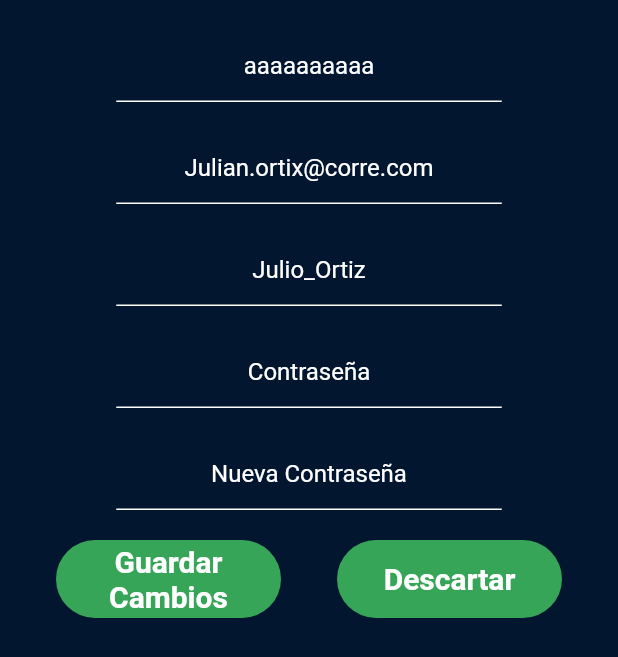
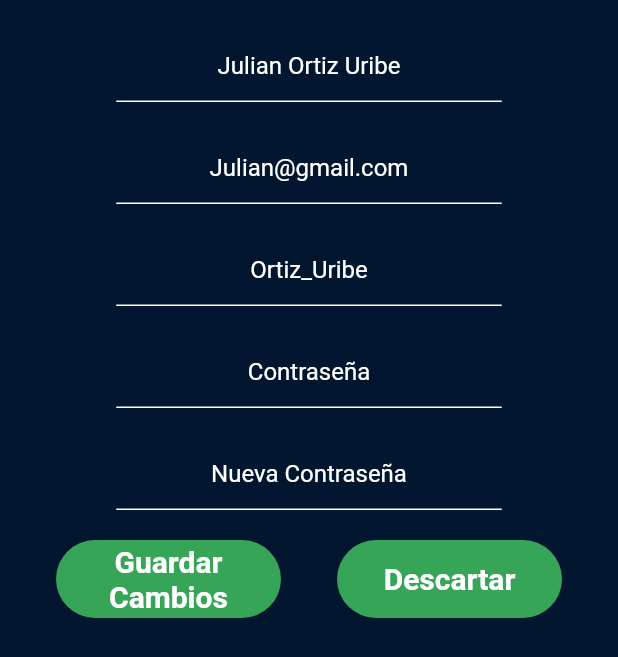
Before and after one commit to jero0137/PosIt, a Flutter app: the configuracion screen opened directly, on a phone screen of 412 x 824 dp. Shown: the top 657 px of the screen. Run offline on Flutter 3.47's test engine with Material 2 defaults, Android fonts, the phone set to English and light mode, and no system bars; missing offline and left inert: cloud_firestore_web, firebase_core_web; accounts and stored records are empty; network calls fail.

Commit message:
FuncionesProvider

```diff
--- a/lib/main.dart
+++ b/lib/main.dart
@@ -1,8 +1,6 @@
 import 'package:flutter/material.dart';
-import 'package:posit/provider/usuario.dart';
 import 'package:posit/vistas/login.dart';
 import 'package:provider/provider.dart';
-
 import 'provider/providers/user.dart';
 
 
--- a/lib/provider/providers/user.dart
+++ b/lib/provider/providers/user.dart
@@ -2,9 +2,47 @@ import 'package:flutter/cupertino.dart';
 import 'package:flutter/foundation.dart';
 
 class User  with ChangeNotifier, DiagnosticableTreeMixin {
-  String nombre = 'AASDSADNSALDJLSSLK';
-  String usuario = 'aaaaaaaaaa';
-  String correo = '';
-  String linkFoto = '';
+  String _nombre = 'Julian Ortiz Uribe';
+  String _usuario = 'Ortiz_Uribe';
+  String _correo = 'Julian@gmail.com';
+  String _linkFoto =
+  'https://firebasestorage.googleapis.com/v0/b/posit-afbe6.appspot.com/o/FotoPerfil.png?alt=media&token=e4126886-2c3d-4b0e-8fb8-8fc80321d62b';
+
+  void setNombre(String nuevoNombre){
+    _nombre = nuevoNombre;
+    notifyListeners();
+  }
+
+  String getNombre(){
+    return _nombre;
+  }
+
+  void setUsuario(String nuevoUsuario){
+    _usuario = nuevoUsuario;
+    notifyListeners();
+  }
+
+  String getUsuario(){
+    return _usuario;
+  }
+
+  void setCorreo(String nuevoCorreo){
+    _correo = nuevoCorreo;
+    notifyListeners();
+  }
+
+  String getCorreo(){
+    return _correo;
+  }
+
+  void setFoto (String nuevaFoto){
+    _linkFoto = nuevaFoto;
+    notifyListeners();
+  }
+
+  String getFoto(){
+    return _linkFoto;
+  }
+
 
 }
--- a/lib/vistas/configuracion.dart
+++ b/lib/vistas/configuracion.dart
@@ -1,7 +1,4 @@
 import 'package:flutter/material.dart';
-import 'package:flutter/src/widgets/container.dart';
-import 'package:flutter/src/widgets/framework.dart';
-import 'package:posit/provider/usuario.dart';
 import 'package:provider/provider.dart';
 
 import '../provider/providers/user.dart';
@@ -29,21 +26,21 @@ class _configuracionState extends State<configuracion> {
                 ),
                 SizedBox(
                   width: 257,
-                  child: campo(context.watch<User>().usuario),
+                  child: campo(context.watch<User>().getNombre()),
                 ),
                 SizedBox(
                   height: 20,
                 ),
                 SizedBox(
                   width: 257,
-                  child: campo('Julian.ortix@corre.com'),
+                  child: campo(context.watch<User>().getCorreo()),
                 ),
                 SizedBox(
                   height: 20,
                 ),
                 SizedBox(
                   width: 257,
-                  child: campo('Julio_Ortiz'),
+                  child: campo(context.watch<User>().getUsuario()),
                 ),
                 SizedBox(
                   height: 20,
--- a/lib/vistas/controlador.dart
+++ b/lib/vistas/controlador.dart
@@ -1,7 +1,9 @@
 import 'package:flutter/material.dart';
 import 'package:posit/vistas/agregarpost.dart';
 import 'package:posit/vistas/configuracion.dart';
+import 'package:provider/provider.dart';
 
+import '../provider/providers/user.dart';
 import '../widgets/widgets.dart';
 import 'Feed.dart';
 import 'perfil.dart';
@@ -21,7 +23,7 @@ class _controladorState extends State<controlador> {
   @override
   Widget build(BuildContext context) {
     return Scaffold(
-      appBar: mainAppbar("PosIT",'https://firebasestorage.googleapis.com/v0/b/posit-afbe6.appspot.com/o/FotoPerfil.png?alt=media&token=e4126886-2c3d-4b0e-8fb8-8fc80321d62b'),
+      appBar: mainAppbar("PosIT",context.watch<User>().getFoto()),
       bottomNavigationBar: BottomNavigationBar(
         currentIndex: currentIndex,
         onTap: (index) => setState(() => currentIndex = (index)),
```
Also changed, not shown: lib/provider/usuario.dart (deleted, +0 -20 lines), lib/vistas/Feed.dart (+8 -4 lines), lib/vistas/perfil.dart (+6 -11 lines), lib/widgets/widgets.dart (+16 -19 lines).
